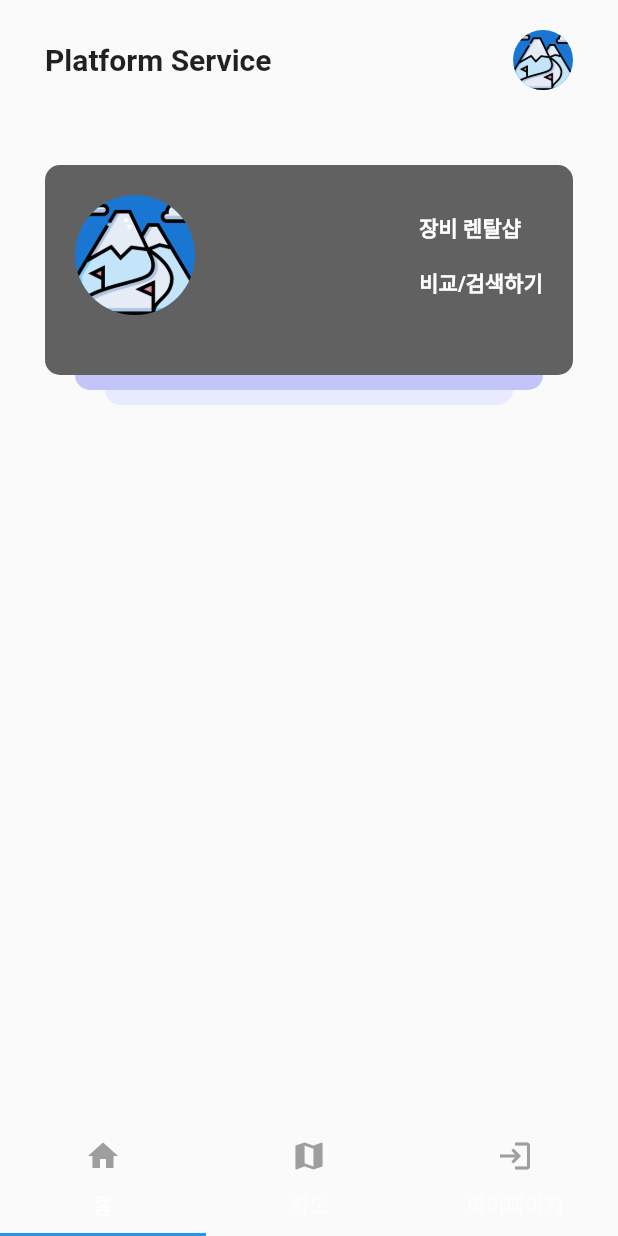
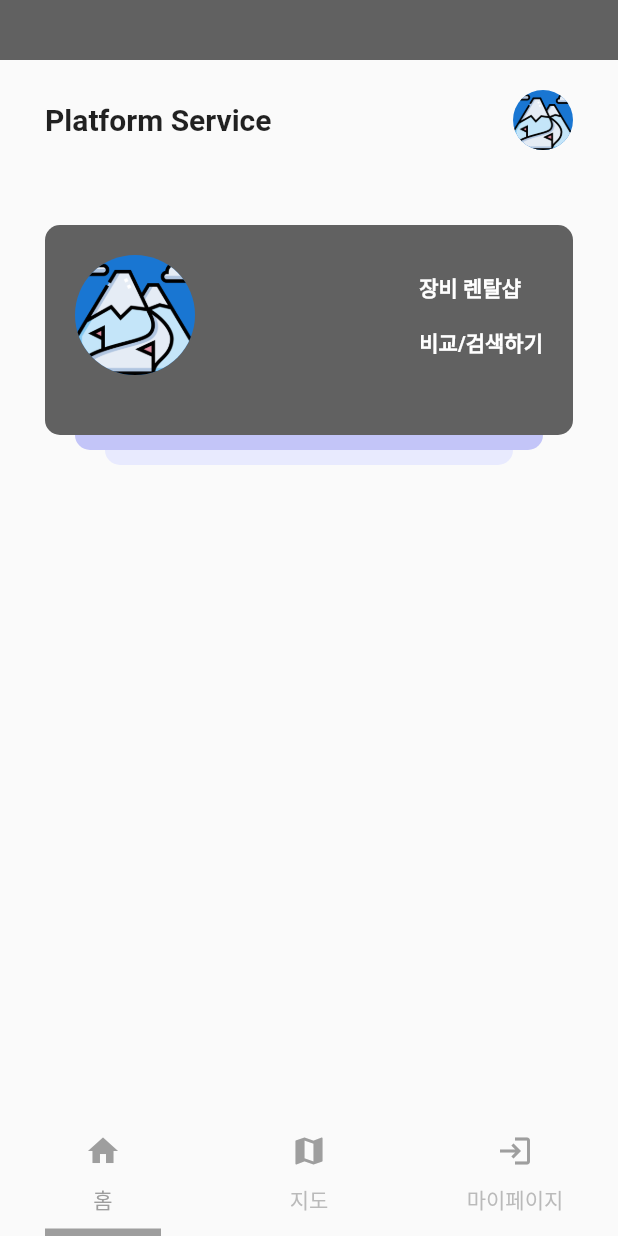
Before and after one commit to HCW-code/RentalService-App, a Flutter app: the screen it shows after launch, on a phone screen of 412 x 824 dp. Run offline on Flutter 3.47's test engine with Material 2 defaults, Android fonts, the phone set to English and light mode, and no system bars; our stand-ins replace cloud_firestore, firebase_core, flutter_map, latlong2, webview_flutter; accounts and stored records are empty.

Commit message:
Chanwoo_3/29

```diff
--- a/lib/page/home.dart
+++ b/lib/page/home.dart
@@ -41,6 +41,11 @@ class _HomeState extends State<Home> {
     return DefaultTabController(
         length: 3,
         child: Scaffold(
+          appBar: AppBar(
+            backgroundColor: Colors.grey[700],
+            elevation: 0,
+            toolbarHeight: 40,
+          ),
         body: TabBarView(
           physics: NeverScrollableScrollPhysics(),
           children: _pages.map( (page) {
@@ -49,7 +54,13 @@ class _HomeState extends State<Home> {
           ).toList(),
         ),
         bottomNavigationBar: TabBar(
+          indicatorPadding: EdgeInsets.only(left: 30.0, right: 30.0),
+          indicatorColor: Colors.grey,
+          //tab 하단 indicator weight
+          indicatorWeight: 5,
+          //label color
           isScrollable: false,
+          labelColor: Colors.grey,
           onTap: (index) => setState(() { _currentIndex = index; }),
           tabs: const [
             Tab( icon: Icon( Icons.home, color: Colors.grey,), text: '홈', ),
```
